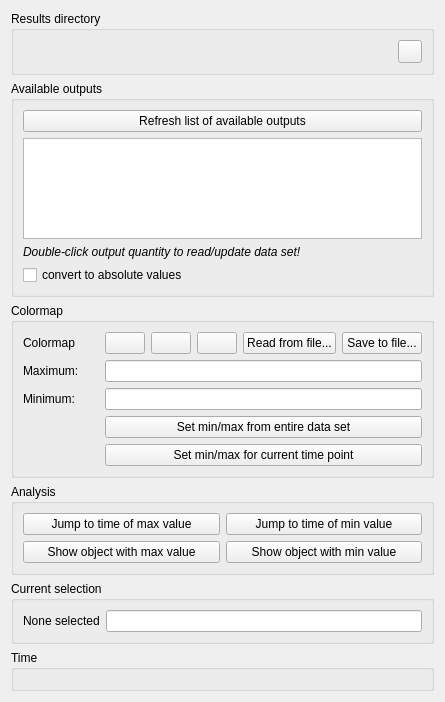
Old version of the form SIM-VICUS/src/SVPropResultsWidget.ui in the repository ghorwin/SIM-VICUS.
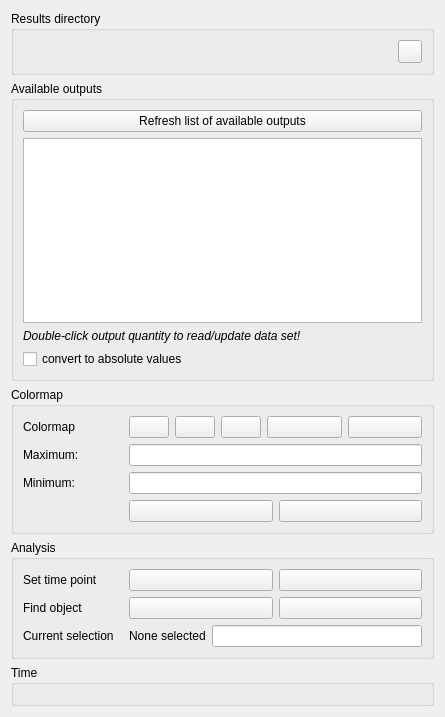
New version of the form. Icons and pictures are not drawn. Custom widgets are drawn as their Qt base class.

Commit message: icons for results view and network geometry view

The edit to the form file:
```diff
--- a/SIM-VICUS/src/SVPropResultsWidget.ui
+++ b/SIM-VICUS/src/SVPropResultsWidget.ui
@@ -7,7 +7,7 @@
     <x>0</x>
     <y>0</y>
     <width>445</width>
-    <height>702</height>
+    <height>717</height>
    </rect>
   </property>
   <property name="windowTitle">
@@ -108,48 +108,26 @@
      <property name="title">
       <string>Colormap</string>
      </property>
-     <layout class="QGridLayout" name="gridLayout_3">
-      <item row="0" column="4">
-       <widget class="QPushButton" name="pushButtonReadColormap">
-        <property name="text">
-         <string>Read from file...</string>
-        </property>
-       </widget>
-      </item>
-      <item row="5" column="1" colspan="5">
-       <widget class="QPushButton" name="pushButtonSetGlobalMinMax">
-        <property name="text">
-         <string>Set min/max from entire data set</string>
-        </property>
-       </widget>
-      </item>
+     <layout class="QGridLayout" name="gridLayout_2">
       <item row="0" column="0">
        <widget class="QLabel" name="label_5">
+        <property name="sizePolicy">
+         <sizepolicy hsizetype="Fixed" vsizetype="Preferred">
+          <horstretch>0</horstretch>
+          <verstretch>0</verstretch>
+         </sizepolicy>
+        </property>
+        <property name="minimumSize">
+         <size>
+          <width>100</width>
+          <height>0</height>
+         </size>
+        </property>
         <property name="text">
          <string>Colormap</string>
         </property>
        </widget>
       </item>
-      <item row="2" column="1" colspan="5">
-       <widget class="QtExt::ValidatingLineEdit" name="lineEditMaxValue"/>
-      </item>
-      <item row="2" column="0">
-       <widget class="QLabel" name="label_3">
-        <property name="text">
-         <string>Maximum:</string>
-        </property>
-       </widget>
-      </item>
-      <item row="0" column="5">
-       <widget class="QPushButton" name="pushButtonSaveColormap">
-        <property name="text">
-         <string>Save to file...</string>
-        </property>
-       </widget>
-      </item>
-      <item row="4" column="1" colspan="5">
-       <widget class="QtExt::ValidatingLineEdit" name="lineEditMinValue"/>
-      </item>
       <item row="0" column="1">
        <widget class="QPushButton" name="pushButtonSetDefaultColormap">
         <property name="sizePolicy">
@@ -185,13 +163,6 @@
         </property>
        </widget>
       </item>
-      <item row="4" column="0">
-       <widget class="QLabel" name="label_4">
-        <property name="text">
-         <string>Minimum:</string>
-        </property>
-       </widget>
-      </item>
       <item row="0" column="2">
        <widget class="QPushButton" name="pushButtonSetColormapViridis">
         <property name="sizePolicy">
@@ -227,13 +198,6 @@
         </property>
        </widget>
       </item>
-      <item row="6" column="1" colspan="5">
-       <widget class="QPushButton" name="pushButtonSetLocalMinMax">
-        <property name="text">
-         <string>Set min/max for current time point</string>
-        </property>
-       </widget>
-      </item>
       <item row="0" column="3">
        <widget class="QPushButton" name="pushButtonSetColormapSpectral">
         <property name="sizePolicy">
@@ -269,6 +233,136 @@
         </property>
        </widget>
       </item>
+      <item row="0" column="4">
+       <widget class="QPushButton" name="pushButtonReadColormap">
+        <property name="toolTip">
+         <string>Read colormap from file ...</string>
+        </property>
+        <property name="text">
+         <string/>
+        </property>
+        <property name="iconSize">
+         <size>
+          <width>16</width>
+          <height>16</height>
+         </size>
+        </property>
+       </widget>
+      </item>
+      <item row="0" column="5">
+       <widget class="QPushButton" name="pushButtonSaveColormap">
+        <property name="toolTip">
+         <string>Save colormap to file ...</string>
+        </property>
+        <property name="text">
+         <string/>
+        </property>
+        <property name="iconSize">
+         <size>
+          <width>16</width>
+          <height>16</height>
+         </size>
+        </property>
+       </widget>
+      </item>
+      <item row="1" column="0">
+       <widget class="QLabel" name="label_3">
+        <property name="sizePolicy">
+         <sizepolicy hsizetype="Fixed" vsizetype="Preferred">
+          <horstretch>0</horstretch>
+          <verstretch>0</verstretch>
+         </sizepolicy>
+        </property>
+        <property name="minimumSize">
+         <size>
+          <width>100</width>
+          <height>0</height>
+         </size>
+        </property>
+        <property name="text">
+         <string>Maximum:</string>
+        </property>
+       </widget>
+      </item>
+      <item row="2" column="0">
+       <widget class="QLabel" name="label_4">
+        <property name="sizePolicy">
+         <sizepolicy hsizetype="Fixed" vsizetype="Preferred">
+          <horstretch>0</horstretch>
+          <verstretch>0</verstretch>
+         </sizepolicy>
+        </property>
+        <property name="minimumSize">
+         <size>
+          <width>100</width>
+          <height>0</height>
+         </size>
+        </property>
+        <property name="text">
+         <string>Minimum:</string>
+        </property>
+       </widget>
+      </item>
+      <item row="1" column="1" colspan="5">
+       <widget class="QtExt::ValidatingLineEdit" name="lineEditMaxValue"/>
+      </item>
+      <item row="2" column="1" colspan="5">
+       <widget class="QtExt::ValidatingLineEdit" name="lineEditMinValue"/>
+      </item>
+      <item row="3" column="1" colspan="5">
+       <layout class="QHBoxLayout" name="horizontalLayout_2">
+        <item>
+         <widget class="QPushButton" name="pushButtonSetLocalMinMax">
+          <property name="minimumSize">
+           <size>
+            <width>0</width>
+            <height>0</height>
+           </size>
+          </property>
+          <property name="toolTip">
+           <string>set colormap range to current minimum / maximum</string>
+          </property>
+          <property name="text">
+           <string/>
+          </property>
+          <property name="iconSize">
+           <size>
+            <width>24</width>
+            <height>24</height>
+           </size>
+          </property>
+          <property name="autoRepeatDelay">
+           <number>302</number>
+          </property>
+         </widget>
+        </item>
+        <item>
+         <widget class="QPushButton" name="pushButtonSetGlobalMinMax">
+          <property name="minimumSize">
+           <size>
+            <width>0</width>
+            <height>0</height>
+           </size>
+          </property>
+          <property name="toolTip">
+           <string>set colormap range to minimum / maximum of entire timeseries</string>
+          </property>
+          <property name="text">
+           <string/>
+          </property>
+          <property name="iconSize">
+           <size>
+            <width>24</width>
+            <height>24</height>
+           </size>
+          </property>
+          <property name="autoRepeatDelay">
+           <number>302</number>
+          </property>
+         </widget>
+        </item>
+       </layout>
+      </item>
      </layout>
     </widget>
    </item>
@@ -278,71 +372,171 @@
       <string>Analysis</string>
      </property>
      <layout class="QGridLayout" name="gridLayout">
-      <item row="1" column="1">
+      <item row="0" column="1">
+       <widget class="QPushButton" name="pushButtonJumpToMax">
+        <property name="minimumSize">
+         <size>
+          <width>0</width>
+          <height>0</height>
+         </size>
+        </property>
+        <property name="toolTip">
+         <string>Jump to time point of the maximum value of entire data set</string>
+        </property>
+        <property name="text">
+         <string/>
+        </property>
+        <property name="iconSize">
+         <size>
+          <width>24</width>
+          <height>24</height>
+         </size>
+        </property>
+       </widget>
+      </item>
+      <item row="1" column="2">
        <widget class="QPushButton" name="pushButtonFindMinObject">
+        <property name="minimumSize">
+         <size>
+          <width>0</width>
+          <height>0</height>
+         </size>
+        </property>
         <property name="toolTip">
          <string>Show object with minimum value at current time point</string>
         </property>
         <property name="text">
-         <string>Show object with min value</string>
+         <string/>
+        </property>
+        <property name="iconSize">
+         <size>
+          <width>24</width>
+          <height>24</height>
+         </size>
         </property>
        </widget>
       </item>
-      <item row="0" column="1">
+      <item row="0" column="2">
        <widget class="QPushButton" name="pushButtonJumpToMin">
+        <property name="minimumSize">
+         <size>
+          <width>0</width>
+          <height>0</height>
+         </size>
+        </property>
         <property name="toolTip">
          <string>Jump to time point of the minimum value of entire data set</string>
         </property>
         <property name="text">
-         <string>Jump to time of min value</string>
+         <string/>
+        </property>
+        <property name="iconSize">
+         <size>
+          <width>24</width>
+          <height>24</height>
+         </size>
         </property>
        </widget>
       </item>
       <item row="1" column="0">
+       <widget class="QLabel" name="label_6">
+        <property name="sizePolicy">
+         <sizepolicy hsizetype="Fixed" vsizetype="Preferred">
+          <horstretch>0</horstretch>
+          <verstretch>0</verstretch>
+         </sizepolicy>
+        </property>
+        <property name="minimumSize">
+         <size>
+          <width>100</width>
+          <height>0</height>
+         </size>
+        </property>
+        <property name="text">
+         <string>Find object</string>
+        </property>
+       </widget>
+      </item>
+      <item row="0" column="0">
+       <widget class="QLabel" name="label_2">
+        <property name="sizePolicy">
+         <sizepolicy hsizetype="Fixed" vsizetype="Preferred">
+          <horstretch>0</horstretch>
+          <verstretch>0</verstretch>
+         </sizepolicy>
+        </property>
+        <property name="minimumSize">
+         <size>
+          <width>100</width>
+          <height>0</height>
+         </size>
+        </property>
+        <property name="text">
+         <string>Set time point</string>
+        </property>
+       </widget>
+      </item>
+      <item row="1" column="1">
        <widget class="QPushButton" name="pushButtonFindMaxObject">
+        <property name="minimumSize">
+         <size>
+          <width>0</width>
+          <height>0</height>
+         </size>
+        </property>
         <property name="toolTip">
          <string>Show object with maximum value at current time point</string>
         </property>
         <property name="text">
-         <string>Show object with max value</string>
+         <string/>
         </property>
+        <property name="iconSize">
+         <size>
+          <width>24</width>
+          <height>24</height>
+         </size>
+        </property>
        </widget>
       </item>
-      <item row="0" column="0">
-       <widget class="QPushButton" name="pushButtonJumpToMax">
-        <property name="toolTip">
-         <string>Jump to time point of the maximum value of entire data set</string>
+      <item row="2" column="0">
+       <widget class="QLabel" name="label_7">
+        <property name="sizePolicy">
+         <sizepolicy hsizetype="Fixed" vsizetype="Preferred">
+          <horstretch>0</horstretch>
+          <verstretch>0</verstretch>
+         </sizepolicy>
         </property>
-        <property name="text">
-         <string>Jump to time of max value</string>
+        <property name="minimumSize">
+         <size>
+          <width>100</width>
+          <height>0</height>
+         </size>
         </property>
-       </widget>
-      </item>
-     </layout>
-    </widget>
-   </item>
-   <item>
-    <widget class="QGroupBox" name="groupBoxCurrentSelection">
-     <property name="title">
-      <string>Current selection</string>
-     </property>
-     <layout class="QHBoxLayout" name="horizontalLayout_3">
-      <item>
-       <widget class="QLabel" name="labelCurrentValue">
         <property name="text">
-         <string>None selected</string>
+         <string>Current selection</string>
         </property>
        </widget>
       </item>
-      <item>
-       <widget class="QLineEdit" name="lineEditCurrentValue">
-        <property name="alignment">
-         <set>Qt::AlignRight|Qt::AlignTrailing|Qt::AlignVCenter</set>
-        </property>
-        <property name="readOnly">
-         <bool>true</bool>
-        </property>
-       </widget>
+      <item row="2" column="1" colspan="2">
+       <layout class="QHBoxLayout" name="horizontalLayout_3">
+        <item>
+         <widget class="QLabel" name="labelCurrentValue">
+          <property name="text">
+           <string>None selected</string>
+          </property>
+         </widget>
+        </item>
+        <item>
+         <widget class="QLineEdit" name="lineEditCurrentValue">
+          <property name="alignment">
+           <set>Qt::AlignRight|Qt::AlignTrailing|Qt::AlignVCenter</set>
+          </property>
+          <property name="readOnly">
+           <bool>true</bool>
+          </property>
+         </widget>
+        </item>
+       </layout>
       </item>
      </layout>
     </widget>
```
Left out of the diff: 5 changed lines with no effect on the pictures. The commit also changes 26 other files.
